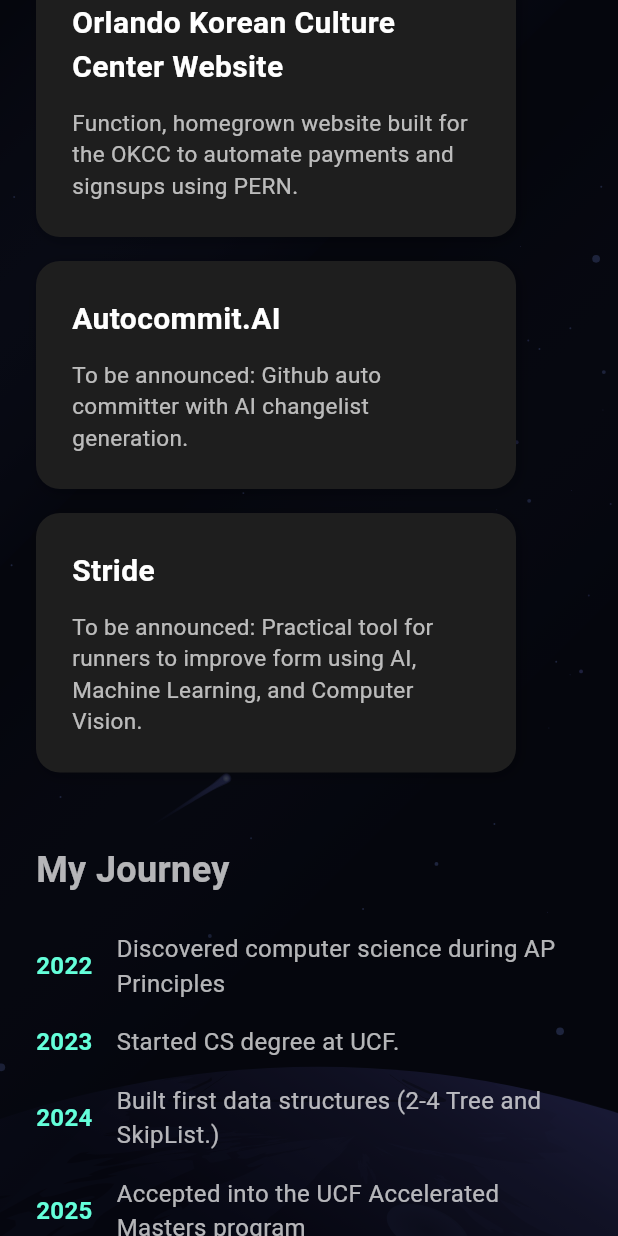
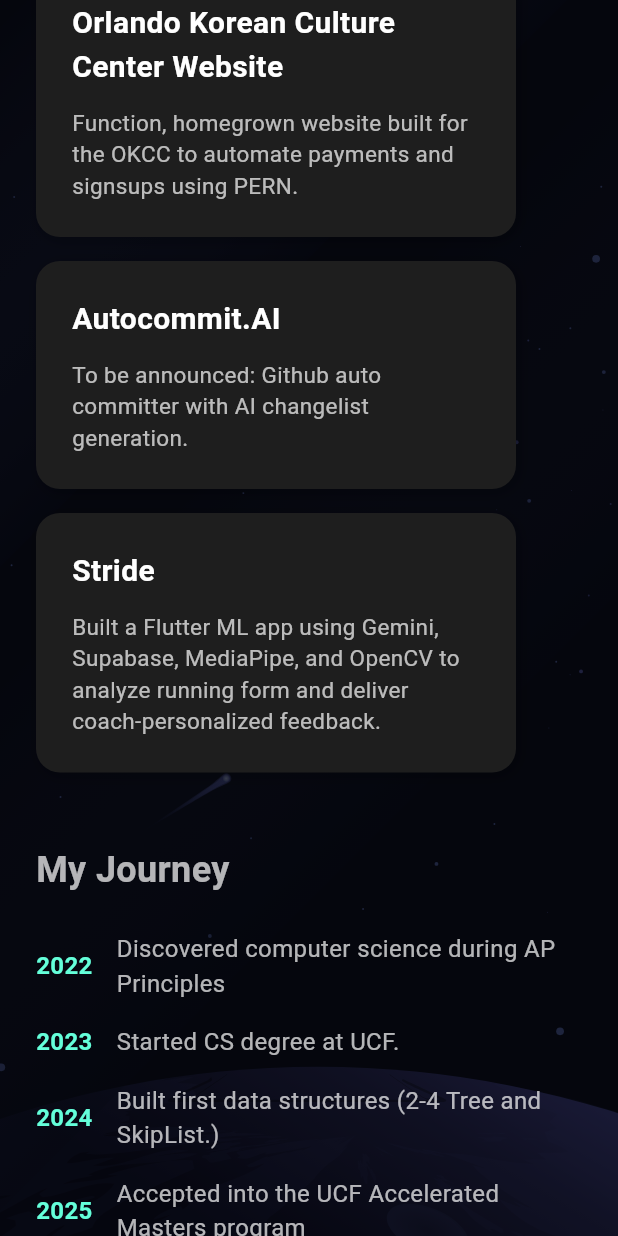
Before and after one commit to KennethV007/flutter-portfolio, a Flutter app: the screen it shows after launch, scrolled down 1152 dp, on a phone screen of 412 x 824 dp. Run offline on Flutter 3.47's test engine with Material 3 defaults, Android fonts, the light colour scheme and no system bars; our stand-ins replace lottie; missing offline and left inert: dart:html.

Commit message:
Updated resume and vision statement

```diff
--- a/lib/main.dart
+++ b/lib/main.dart
@@ -280,7 +280,7 @@
                 ),
                 const SizedBox(height: 8),
                 const Text(
-                  "I'm a passionate developer with a passion for full-stack development. "
+                  "I'm a passionate developer with an aptitude for full-stack development. "
                   "I enjoy building web and mobile applications that solve real-world problems. "
                   " I apply my skills through projects, internships, and ideas that contribute to the progress of the digital age.",
                   style: TextStyle(fontSize: 16),
@@ -317,7 +317,7 @@
                     ProjectCard(title: 'Portfolio Website', description: 'This site, built in Flutter and hosted on Firebase.'),
                     ProjectCard(title: 'Orlando Korean Culture Center Website', description: 'Function, homegrown website built for the OKCC to automate payments and signsups using PERN.'),
                     ProjectCard(title: 'Autocommit.AI', description: 'To be announced: Github auto committer with AI changelist generation.'),
-                    ProjectCard(title: 'Stride', description: 'To be announced: Practical tool for runners to improve form using AI, Machine Learning, and Computer Vision.'),
+                    ProjectCard(title: 'Stride', description: 'Built a Flutter ML app using Gemini, Supabase, MediaPipe, and OpenCV to analyze running form and deliver coach-personalized feedback.'),
                   ],
                 ),
                 const SizedBox(height: 48),
@@ -335,6 +335,7 @@
                     TimelineEvent(year: '2024', event: 'Built first data structures (2-4 Tree and SkipList.)'),
                     TimelineEvent(year: '2025', event: 'Accepted into the UCF Accelerated Masters program'),
                     TimelineEvent(year: '2025', event: 'Begun internship at Toptech Systems'),
+                    TimelineEvent(year: '2025', event: 'Attending first hackathon: Gemiknights @UCF'),
                     TimelineEvent(year: '2027', event: 'Graduating and seeking Software Engineer role at big tech'),
                   ],
                 ),
@@ -379,11 +380,11 @@
                       ),
                       const SizedBox(height: 16),
                       const Text(
-                        "One day, I hope to live and work between two of the most beautiful and important cities in the world — Seoul and Washington D.C. "
+                        "One day, I hope spend more time  in two of the most beautiful and important cities in the world: Seoul and Washington D.C. "
                         "Their contrast in culture, architecture, and pace of life has inspired me to dream big and think globally. "
                         "There is so much more to the world than my home town. I hope to travel between these cities to enrich myself in Korean culture, "
-                        "learn more about American History, and become fluent in English, Spanish, and Korean. My favorite flower is the cherry blossom or 벚꽃."
-                        "If given the privilege to live in Washington D.C. I hope to grow my own cherry blossoms.",
+                        "learn more about American History, and become fluent in Korean. My favorite flower is the cherry blossom or 벚꽃. "
+                        "If given the privilege to live in Washington D.C. or Seoul I hope to grow my own cherry blossoms.",
                         style: TextStyle(fontSize: 16),
                       ),
                       const SizedBox(height: 16),
@@ -396,16 +397,13 @@
                       ),
                       const SizedBox(height: 16),
                       const Text(
-                        "These cities have reminded me that it is okay to take risks, to leave your comfort zone, and to fall in love with the uncertain. They are opposite to the casual "
-                        "suburban life that I am used to. Cities are high energy environments bustling with creativity, ambition, and opportunity. Moving to a big city is the physical embodiement "
-                        "of stepping out of a comfort zone to pursue opportunity. The cities have endless opportunity for business, software, and cultural enrichiment. "
-                        "I live by the belief that nothing is my life is written until I accomplish it. I believe the future is created by those who are brave enough to chase what matters most to them. "
-                        "Although I am just starting my career, I have the big picture in mind. My goal is to make long-lasting contributions to this planet in the form of software, service, "
-                        "and my future family. When I retire, I would like to look back on all that I have accomplished in my life and be proud of what I did. "
-                        "I aspire to live with no regrets by always pursuing improvement, ambition, and the welfare of those around me. Below is a picture from one of my favorite shows. "
-                        "This image represents the admiration for our beautiful world for what it is. Earth can be scary for some but exciting for others. Perspective determines what one sees "
-                        "and so I choose to see opportunities in everything.",
+                        "Exploring the world's great cities convinced me that with disciplined effort, I can earn a spot at any company I admire. "
+                        "I rely on project-based learning, constantly shipping prototypes and side-projects that stretch my skills. "
+                        "Brainstorming fresh startup ideas is a daily habit that allows me to fuse my creativity with my passion for software. I keep a running list and turn the best concepts into proof-of-concept apps. "
+                        "Alongside that, I'm diving deeper into AI and machine learning while experimenting with new frameworks and languages to stay versatile. "
+                        "My guiding principle is simple: keep learning, keep building, and use every lesson to create software that improves lives. I believe in hard work and smart work to accomplish my dreams.",
                         style: TextStyle(fontSize: 16),
+                        textAlign: TextAlign.justify,
                       ),
                       const SizedBox(height: 16),
                       const SizedBox(height: 24),
```
Also changed, not shown: 3 other files.
